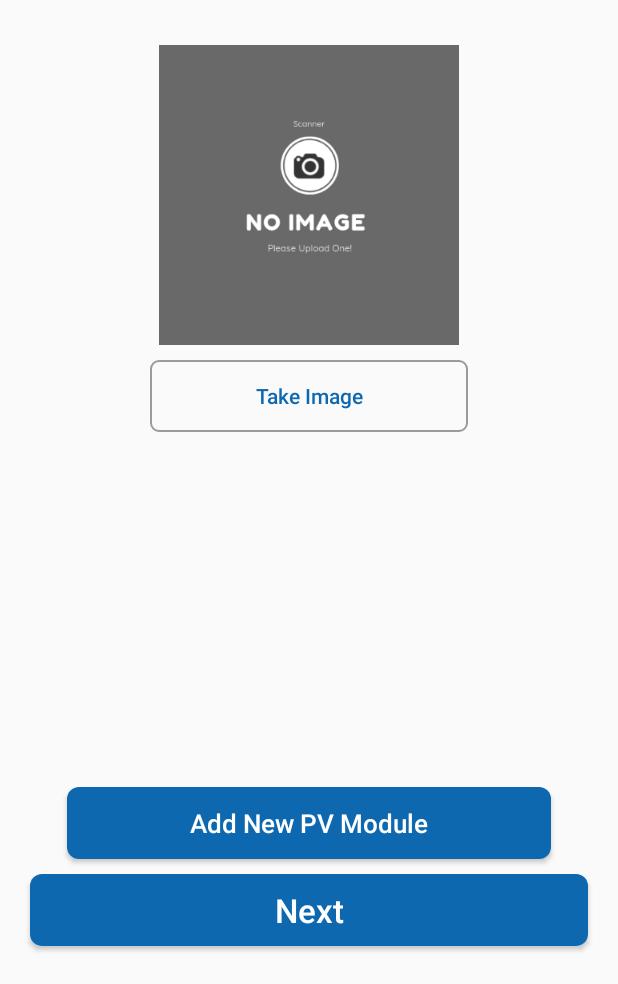
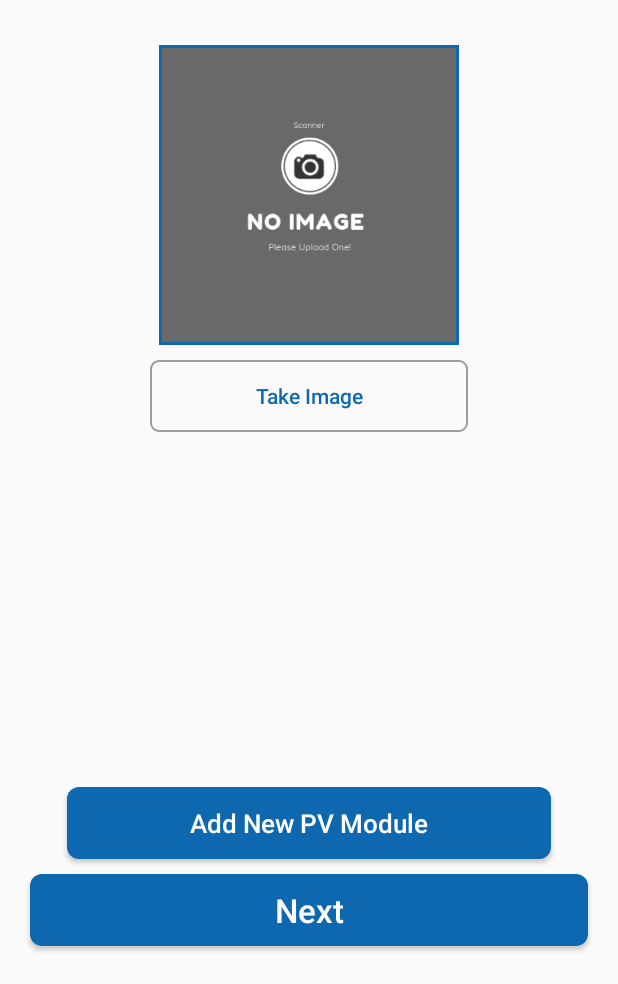
Before and after one commit to andy-coding5/scan, an Android app: the Pvmodules screen opened directly, with no data from a screen before it, on a phone screen of 412 x 824 dp, the part 252-1236 px from its top. Run offline under Robolectric (Android 15) with nearby library versions, the phone set to English and light mode, and no system bars; libraries missing offline, so code that uses them is left out: com.google.zxing.integration; pictures from the network do not load; 1 statement that could not run was skipped.

Commit message:
image view got borders!

```diff
--- a/app/src/main/res/layout/activity_controller.xml
+++ b/app/src/main/res/layout/activity_controller.xml
@@ -53,7 +53,9 @@
             android:layout_marginTop="50dp"
             android:adjustViewBounds="true"
             android:scaleType="centerCrop"
-            android:src="@drawable/upload_photo" />
+            android:src="@drawable/upload_photo"
+            android:background="@color/blue"
+            android:padding="2dp"/>
 
         <Button
             android:id="@+id/upload_image"
--- a/app/src/main/res/layout/activity_hpmotor.xml
+++ b/app/src/main/res/layout/activity_hpmotor.xml
@@ -53,7 +53,9 @@
             android:layout_marginTop="50dp"
             android:adjustViewBounds="true"
             android:scaleType="centerCrop"
-            android:src="@drawable/upload_photo" />
+            android:src="@drawable/upload_photo"
+            android:background="@color/blue"
+            android:padding="2dp"/>
 
         <Button
             android:id="@+id/upload_image"
--- a/app/src/main/res/layout/activity_installation.xml
+++ b/app/src/main/res/layout/activity_installation.xml
@@ -24,7 +24,9 @@
 
             android:adjustViewBounds="true"
             android:scaleType="centerCrop"
-            android:src="@drawable/upload_photo" />
+            android:src="@drawable/upload_photo"
+            android:background="@color/blue"
+            android:padding="2dp"/>
 
         <Button
             android:id="@+id/upload_image"
--- a/app/src/main/res/layout/activity_pump.xml
+++ b/app/src/main/res/layout/activity_pump.xml
@@ -53,7 +53,9 @@
             android:layout_marginTop="50dp"
             android:adjustViewBounds="true"
             android:scaleType="centerCrop"
-            android:src="@drawable/upload_photo" />
+            android:src="@drawable/upload_photo"
+            android:background="@color/blue"
+            android:padding="2dp"/>
 
         <Button
             android:id="@+id/upload_image"
--- a/app/src/main/res/layout/activity_pvmodules.xml
+++ b/app/src/main/res/layout/activity_pvmodules.xml
@@ -55,7 +55,9 @@
             android:layout_marginTop="30dp"
             android:adjustViewBounds="true"
             android:scaleType="centerCrop"
-            android:src="@drawable/upload_photo" />
+            android:src="@drawable/upload_photo"
+            android:background="@color/blue"
+            android:padding="2dp"/>
 
         <Button
             android:id="@+id/upload_image"
```
